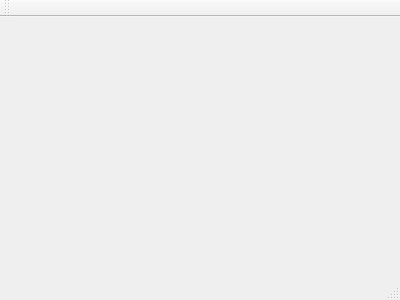
ElwinCabrera/SkyTouch-Install-GUI, file SkyTouchInstall/mainwindow.ui: the form before one commit.
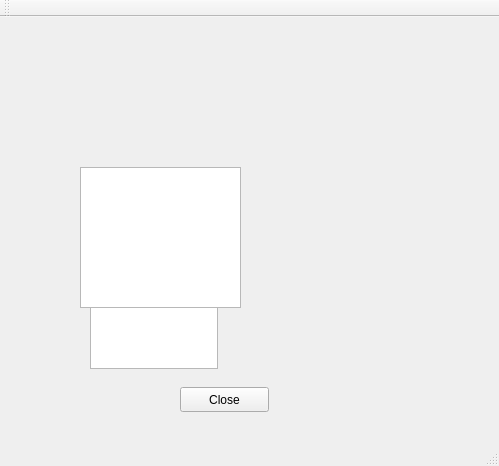
The form after the commit.

```diff
--- a/SkyTouchInstall/mainwindow.ui
+++ b/SkyTouchInstall/mainwindow.ui
@@ -1,24 +1,94 @@
 <ui version="4.0">
  <class>MainWindow</class>
- <widget class="QMainWindow" name="MainWindow" >
-  <property name="geometry" >
+ <widget class="QMainWindow" name="MainWindow">
+  <property name="geometry">
    <rect>
     <x>0</x>
     <y>0</y>
-    <width>400</width>
-    <height>300</height>
+    <width>499</width>
+    <height>466</height>
    </rect>
   </property>
   <property name="windowTitle" >
    <string>MainWindow</string>
   </property>
-  <widget class="QMenuBar" name="menuBar" />
-  <widget class="QToolBar" name="mainToolBar" />
-  <widget class="QWidget" name="centralWidget" />
-  <widget class="QStatusBar" name="statusBar" />
+  <widget class="QWidget" name="centralWidget">
+   <widget class="QListWidget" name="listWidget">
+    <property name="geometry">
+     <rect>
+      <x>90</x>
+      <y>160</y>
+      <width>128</width>
+      <height>192</height>
+     </rect>
+    </property>
+    <property name="movement">
+     <enum>QListView::Static</enum>
+    </property>
+    <property name="spacing">
+     <number>12</number>
+    </property>
+    <property name="viewMode">
+     <enum>QListView::IconMode</enum>
+    </property>
+   </widget>
+   <widget class="QStackedWidget" name="stackedWidget">
+    <property name="geometry">
+     <rect>
+      <x>100</x>
+      <y>40</y>
+      <width>120</width>
+      <height>80</height>
+     </rect>
+    </property>
+    <widget class="QWidget" name="page"/>
+    <widget class="QWidget" name="page_2"/>
+   </widget>
+   <widget class="QPushButton" name="pushButton">
+    <property name="geometry">
+     <rect>
+      <x>180</x>
+      <y>370</y>
+      <width>89</width>
+      <height>25</height>
+     </rect>
+    </property>
+    <property name="text">
+     <string>Close</string>
+    </property>
+   </widget>
+   <widget class="QListWidget" name="listWidget_2">
+    <property name="geometry">
+     <rect>
+      <x>80</x>
+      <y>150</y>
+      <width>161</width>
+      <height>141</height>
+     </rect>
+    </property>
+   </widget>
+  </widget>
+  <widget class="QMenuBar" name="menuBar">
+   <property name="geometry">
+    <rect>
+     <x>0</x>
+     <y>0</y>
+     <width>499</width>
+     <height>22</height>
+    </rect>
+   </property>
+  </widget>
+  <widget class="QToolBar" name="mainToolBar">
+   <attribute name="toolBarArea">
+    <enum>TopToolBarArea</enum>
+   </attribute>
+   <attribute name="toolBarBreak">
+    <bool>false</bool>
+   </attribute>
+  </widget>
+  <widget class="QStatusBar" name="statusBar"/>
  </widget>
- <layoutDefault spacing="6" margin="11" />
- <pixmapfunction></pixmapfunction>
+ <layoutdefault spacing="6" margin="11"/>
  <resources/>
  <connections/>
 </ui>
```
Left out of the diff: 3 changed lines with no effect on the pictures.
